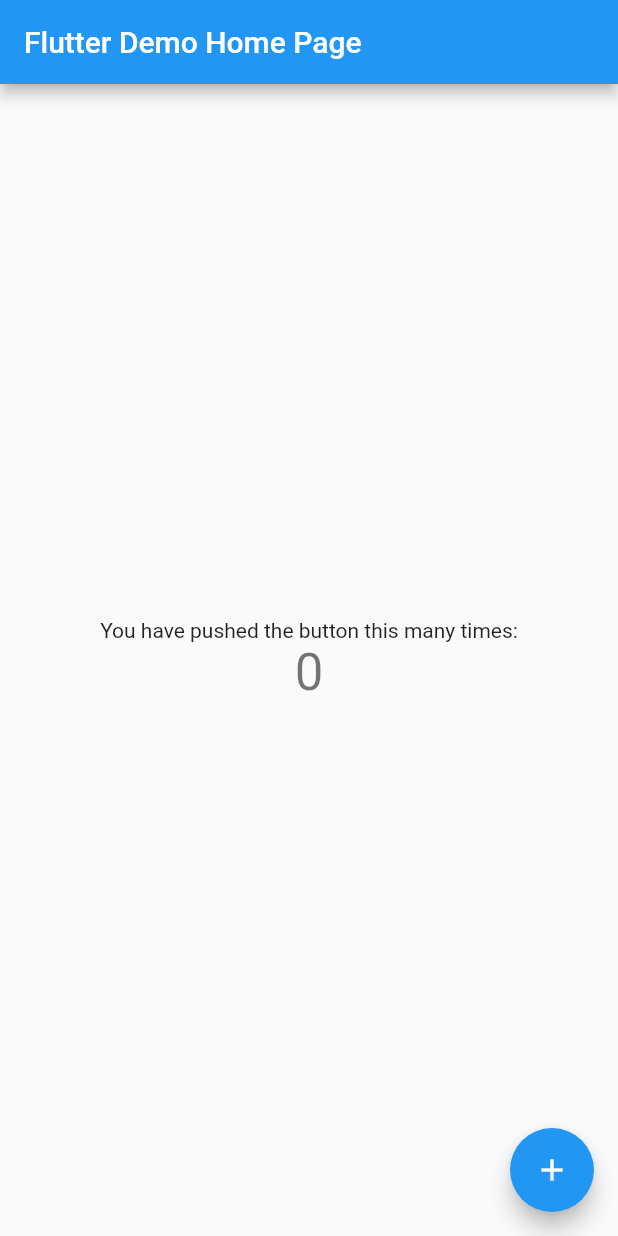
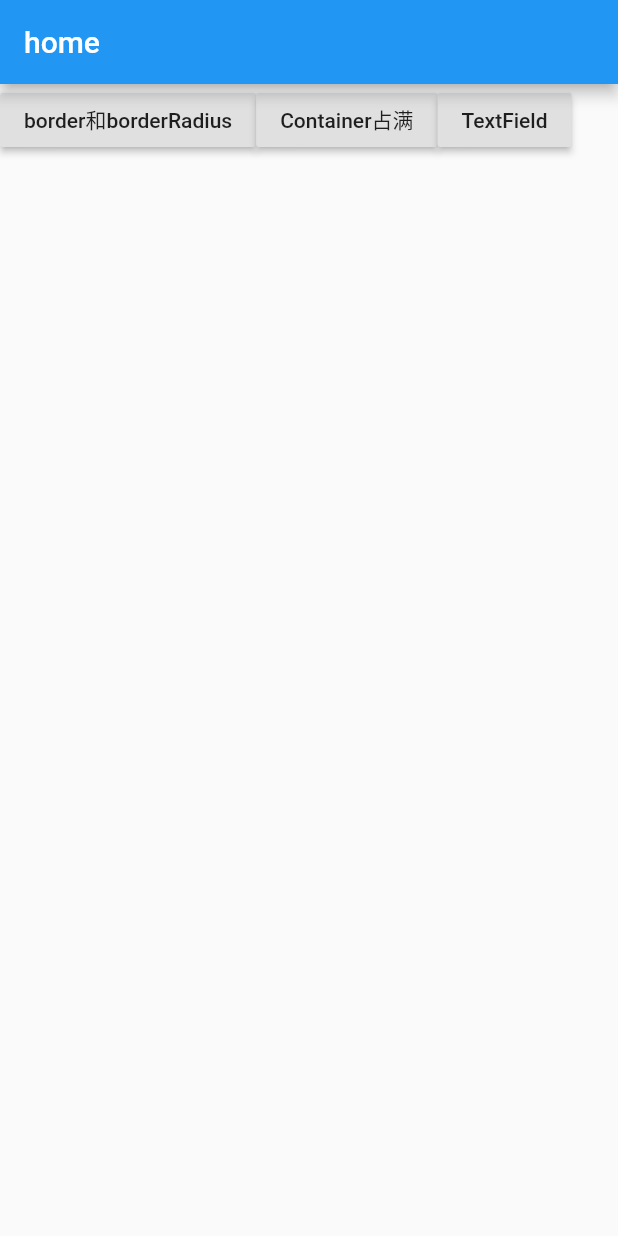
Before and after one commit to Mercizzy/flutter_error, a Flutter app: the screen it shows after launch, on a phone screen of 412 x 824 dp. Run offline on Flutter 3.47's test engine with Material 2 defaults, Android fonts, the phone set to English and light mode, and no system bars.

Commit message:
今天学习了

```diff
--- /dev/null
+++ b/lib/errors/border_error_page.dart
@@ -0,0 +1,35 @@
+import 'package:flutter/material.dart';
+import 'package:flutter/cupertino.dart';
+
+///在[BoxDecoration]中，如果有[BorderRadius]，那么[border]要么为空，要么四边全有值，否则会报错
+
+class BorderErrorPage extends StatefulWidget {
+  @override
+  _BorderErrorPageState createState() => _BorderErrorPageState();
+}
+
+class _BorderErrorPageState extends State<BorderErrorPage> {
+  @override
+  Widget build(BuildContext context) {
+    return Container(
+      child: Scaffold(
+        appBar: AppBar(title: Text('border与borderRadius'),),
+        body: Container(
+          width: 100,
+          height: 100,
+          margin: EdgeInsets.all(20),
+          decoration: BoxDecoration(
+            color: Colors.pink,
+            border: Border(
+              top: BorderSide(color: Colors.black,width: 4),
+              left: BorderSide(color: Colors.black,width: 4),
+              right: BorderSide(color: Colors.black,width: 4),
+              bottom: BorderSide(color: Colors.black,width: 4),
+            ),
+            borderRadius: BorderRadius.all(Radius.circular(15))
+          )
+        ),
+      ),
+    );
+  }
+}
--- a/lib/main.dart
+++ b/lib/main.dart
@@ -1,111 +1,22 @@
 import 'package:flutter/material.dart';
+import 'package:flutter/cupertino.dart';
+import 'package:flutter_error/pages/home_page.dart';
 
-void main() => runApp(MyApp());
+void main()=> runApp(MyApp());
 
-class MyApp extends StatelessWidget {
-  // This widget is the root of your application.
+class MyApp extends StatefulWidget {
+  @override
+  _MyAppState createState() => _MyAppState();
+}
+
+class _MyAppState extends State<MyApp> {
   @override
   Widget build(BuildContext context) {
-    return MaterialApp(
-      title: 'Flutter Demo',
-      theme: ThemeData(
-        // This is the theme of your application.
-        //
-        // Try running your application with "flutter run". You'll see the
-        // application has a blue toolbar. Then, without quitting the app, try
-        // changing the primarySwatch below to Colors.green and then invoke
-        // "hot reload" (press "r" in the console where you ran "flutter run",
-        // or simply save your changes to "hot reload" in a Flutter IDE).
-        // Notice that the counter didn't reset back to zero; the application
-        // is not restarted.
-        primarySwatch: Colors.blue,
-      ),
-      home: MyHomePage(title: 'Flutter Demo Home Page'),
+    return Container(
+      child: MaterialApp(
+        title: 'flutter错题集',
+        home: HomePage(),
+      )
     );
   }
 }
-
-class MyHomePage extends StatefulWidget {
-  MyHomePage({Key key, this.title}) : super(key: key);
-
-  // This widget is the home page of your application. It is stateful, meaning
-  // that it has a State object (defined below) that contains fields that affect
-  // how it looks.
-
-  // This class is the configuration for the state. It holds the values (in this
-  // case the title) provided by the parent (in this case the App widget) and
-  // used by the build method of the State. Fields in a Widget subclass are
-  // always marked "final".
-
-  final String title;
-
-  @override
-  _MyHomePageState createState() => _MyHomePageState();
-}
-
-class _MyHomePageState extends State<MyHomePage> {
-  int _counter = 0;
-
-  void _incrementCounter() {
-    setState(() {
-      // This call to setState tells the Flutter framework that something has
-      // changed in this State, which causes it to rerun the build method below
-      // so that the display can reflect the updated values. If we changed
-      // _counter without calling setState(), then the build method would not be
-      // called again, and so nothing would appear to happen.
-      _counter++;
-    });
-  }
-
-  @override
-  Widget build(BuildContext context) {
-    // This method is rerun every time setState is called, for instance as done
-    // by the _incrementCounter method above.
-    //
-    // The Flutter framework has been optimized to make rerunning build methods
-    // fast, so that you can just rebuild anything that needs updating rather
-    // than having to individually change instances of widgets.
-    return Scaffold(
-      appBar: AppBar(
-        // Here we take the value from the MyHomePage object that was created by
-        // the App.build method, and use it to set our appbar title.
-        title: Text(widget.title),
-      ),
-      body: Center(
-        // Center is a layout widget. It takes a single child and positions it
-        // in the middle of the parent.
-        child: Column(
-          // Column is also a layout widget. It takes a list of children and
-          // arranges them vertically. By default, it sizes itself to fit its
-          // children horizontally, and tries to be as tall as its parent.
-          //
-          // Invoke "debug painting" (press "p" in the console, choose the
-          // "Toggle Debug Paint" action from the Flutter Inspector in Android
-          // Studio, or the "Toggle Debug Paint" command in Visual Studio Code)
-          // to see the wireframe for each widget.
-          //
-          // Column has various properties to control how it sizes itself and
-          // how it positions its children. Here we use mainAxisAlignment to
-          // center the children vertically; the main axis here is the vertical
-          // axis because Columns are vertical (the cross axis would be
-          // horizontal).
-          mainAxisAlignment: MainAxisAlignment.center,
-          children: <Widget>[
-            Text(
-              'You have pushed the button this many times:',
-            ),
-            Text(
-              '$_counter',
-              style: Theme.of(context).textTheme.display1,
-            ),
-          ],
-        ),
-      ),
-      floatingActionButton: FloatingActionButton(
-        onPressed: _incrementCounter,
-        tooltip: 'Increment',
-        child: Icon(Icons.add),
-      ), // This trailing comma makes auto-formatting nicer for build methods.
-    );
-  }
-}
--- /dev/null
+++ b/lib/pages/home_page.dart
@@ -0,0 +1,55 @@
+import 'package:flutter/material.dart';
+import 'package:flutter/cupertino.dart';
+import 'package:flutter_error/errors/border_error_page.dart';
+import 'package:flutter_error/errors/container_error_page.dart';
+import 'package:flutter_error/errors/textfield_error_page.dart';
+
+class HomePage extends StatefulWidget {
+  @override
+  _HomePageState createState() => _HomePageState();
+}
+
+class _HomePageState extends State<HomePage> {
+  @override
+  Widget build(BuildContext context) {
+    return Container(
+      child: Scaffold(
+        appBar: AppBar(
+          title: Text('home'),
+        ),
+        body: SingleChildScrollView(
+          child: Wrap(
+            children: <Widget>[
+              RaisedButton(
+                onPressed: () {
+                  Navigator.push(context, MaterialPageRoute(
+                    builder: (context) => BorderErrorPage()
+                  ));
+                },
+                child: Text('border和borderRadius'),
+              ),
+              RaisedButton(
+                onPressed: () {
+                  Navigator.push(context, MaterialPageRoute(
+                    builder: (context) => ContainerErrorPage()
+                  ));
+                },
+                child: Text('Container占满'),
+              ),
+              RaisedButton(
+                onPressed: () {
+                  Navigator.push(context, MaterialPageRoute(
+                    builder: (context) => TextFieldErrorPage()
+                  ));
+                },
+                child: Text('TextField'),
+              ),
+            ],
+          ),
+        ),
+      ),
+    );
+  }
+
+
+}
```
Also changed, not shown: lib/errors/container_error_page.dart (added, +46 -0 lines), lib/errors/textfield_error_page.dart (added, +126 -0 lines).
